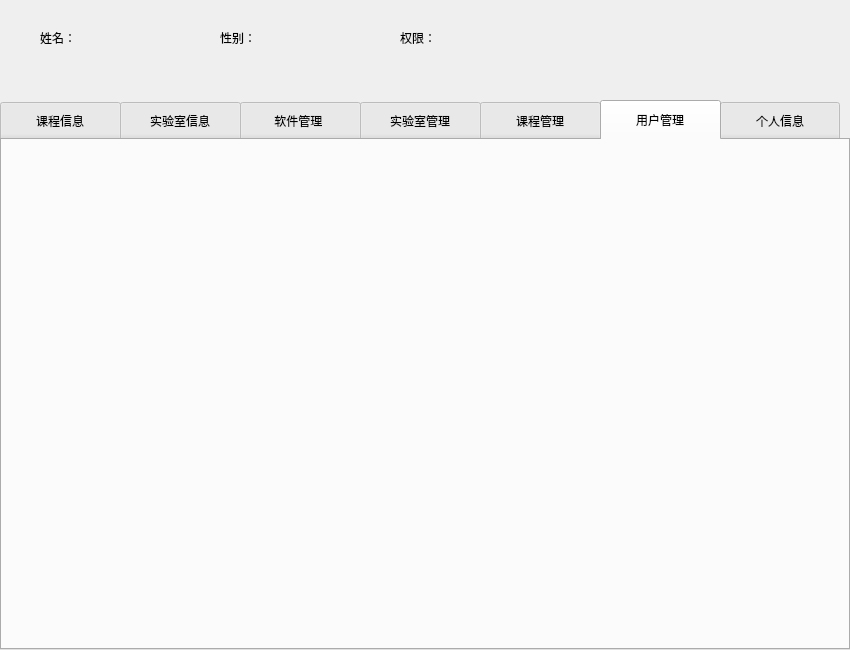
Old version of the form ui/admin.ui in the repository zhaojingqian/db-lab-softwaremanager.
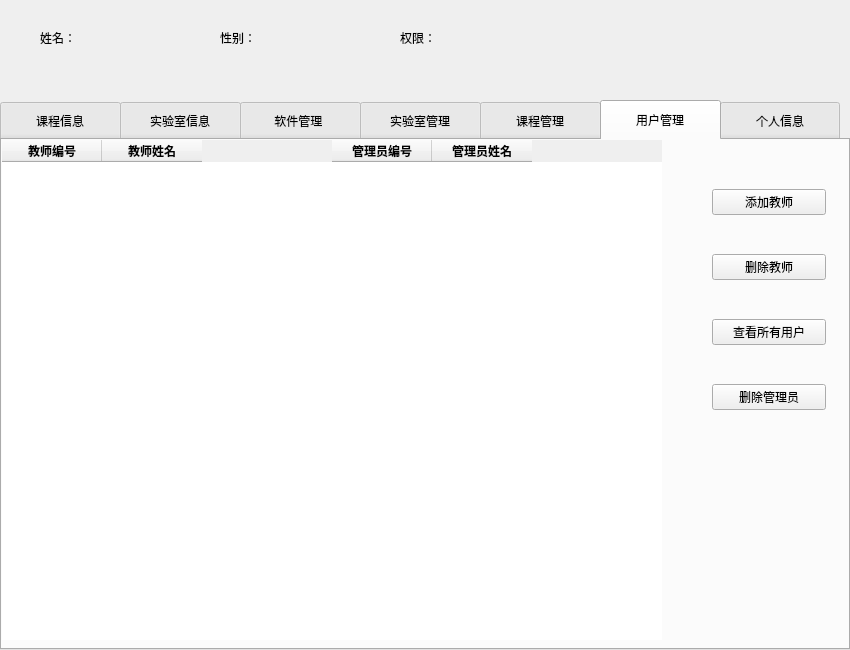
New version of the form. The open tabs and pages were chosen to show the change.

Patch:
```diff
--- a/ui/admin.ui
+++ b/ui/admin.ui
@@ -671,6 +671,181 @@
     <attribute name="title">
      <string>用户管理</string>
     </attribute>
+    <widget class="QTableWidget" name="admin_page_6">
+     <property name="geometry">
+      <rect>
+       <x>0</x>
+       <y>0</y>
+       <width>330</width>
+       <height>500</height>
+      </rect>
+     </property>
+     <property name="font">
+      <font>
+       <family>微软雅黑</family>
+      </font>
+     </property>
+     <property name="styleSheet">
+      <string notr="true">border:none;
+</string>
+     </property>
+     <property name="dragEnabled">
+      <bool>false</bool>
+     </property>
+     <property name="rowCount">
+      <number>0</number>
+     </property>
+     <column>
+      <property name="text">
+       <string>教师编号</string>
+      </property>
+      <property name="font">
+       <font>
+        <weight>75</weight>
+        <italic>false</italic>
+        <bold>true</bold>
+       </font>
+      </property>
+      <property name="background">
+       <color>
+        <red>0</red>
+        <green>0</green>
+        <blue>0</blue>
+       </color>
+      </property>
+     </column>
+     <column>
+      <property name="text">
+       <string>教师姓名</string>
+      </property>
+      <property name="font">
+       <font>
+        <weight>75</weight>
+        <italic>false</italic>
+        <bold>true</bold>
+       </font>
+      </property>
+     </column>
+    </widget>
+    <widget class="QTableWidget" name="admin_page_7">
+     <property name="geometry">
+      <rect>
+       <x>330</x>
+       <y>0</y>
+       <width>330</width>
+       <height>500</height>
+      </rect>
+     </property>
+     <property name="font">
+      <font>
+       <family>微软雅黑</family>
+      </font>
+     </property>
+     <property name="styleSheet">
+      <string notr="true">border:none;
+</string>
+     </property>
+     <property name="dragEnabled">
+      <bool>false</bool>
+     </property>
+     <property name="rowCount">
+      <number>0</number>
+     </property>
+     <column>
+      <property name="text">
+       <string>管理员编号</string>
+      </property>
+      <property name="font">
+       <font>
+        <weight>75</weight>
+        <italic>false</italic>
+        <bold>true</bold>
+       </font>
+      </property>
+      <property name="background">
+       <color>
+        <red>0</red>
+        <green>0</green>
+        <blue>0</blue>
+       </color>
+      </property>
+     </column>
+     <column>
+      <property name="text">
+       <string>管理员姓名</string>
+      </property>
+      <property name="font">
+       <font>
+        <weight>75</weight>
+        <italic>false</italic>
+        <bold>true</bold>
+       </font>
+      </property>
+     </column>
+    </widget>
+    <widget class="QWidget" name="layoutWidget_12">
+     <property name="geometry">
+      <rect>
+       <x>710</x>
+       <y>30</y>
+       <width>114</width>
+       <height>261</height>
+      </rect>
+     </property>
+     <layout class="QVBoxLayout" name="verticalLayout_13">
+      <property name="spacing">
+       <number>20</number>
+      </property>
+      <item>
+       <widget class="QPushButton" name="tpushButton">
+        <property name="font">
+         <font>
+          <family>微软雅黑</family>
+         </font>
+        </property>
+        <property name="text">
+         <string>添加教师</string>
+        </property>
+       </widget>
+      </item>
+      <item>
+       <widget class="QPushButton" name="tpushButton_2">
+        <property name="font">
+         <font>
+          <family>微软雅黑</family>
+         </font>
+        </property>
+        <property name="text">
+         <string>删除教师</string>
+        </property>
+       </widget>
+      </item>
+      <item>
+       <widget class="QPushButton" name="apushButton">
+        <property name="font">
+         <font>
+          <family>微软雅黑</family>
+         </font>
+        </property>
+        <property name="text">
+         <string>查看所有用户</string>
+        </property>
+       </widget>
+      </item>
+      <item>
+       <widget class="QPushButton" name="apushButton_2">
+        <property name="font">
+         <font>
+          <family>微软雅黑</family>
+         </font>
+        </property>
+        <property name="text">
+         <string>删除管理员</string>
+        </property>
+       </widget>
+      </item>
+     </layout>
+    </widget>
    </widget>
    <widget class="QWidget" name="admin_tab7">
     <property name="font">
```
Left out of the diff: 22 changed lines with no effect on the pictures.
